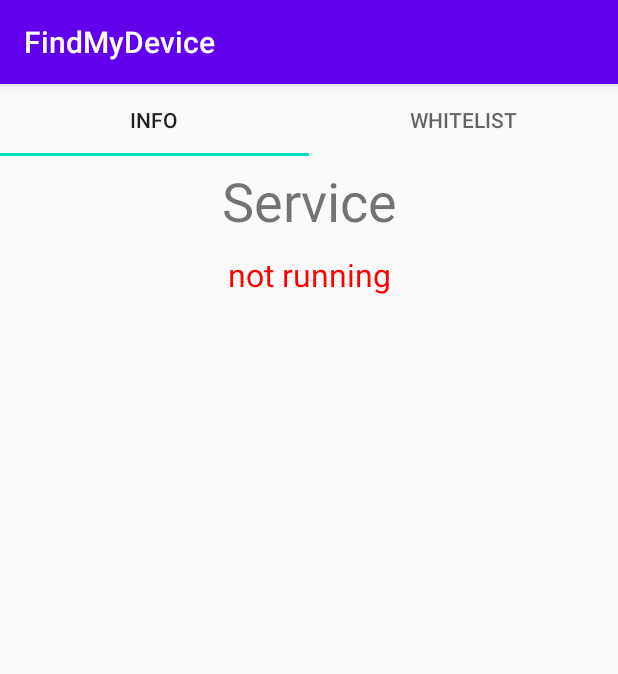
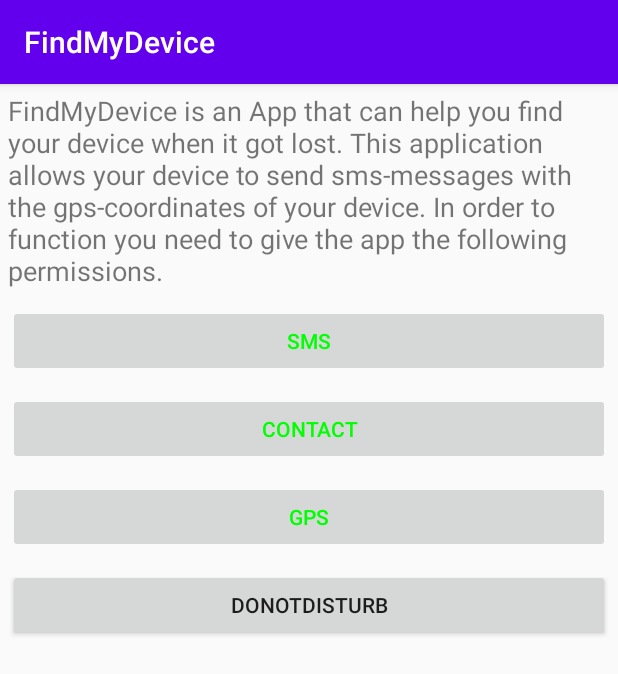
Before and after one commit to xfarrow/FindMyDevice, an Android app: the screen it shows after launch (MainActivity before the commit, PermissionsActivity after it), on a phone screen of 412 x 824 dp. Shown: the top 674 px of the screen. Run offline under Robolectric (Android 15) with nearby library versions, the phone set to English and light mode, and no system bars.

Commit message:
Added PermissionActivity on first launch.

```diff
--- a/app/build.gradle
+++ b/app/build.gradle
@@ -33,4 +33,5 @@ dependencies {
     androidTestImplementation 'androidx.test.ext:junit:1.1.2'
     androidTestImplementation 'androidx.test.espresso:espresso-core:3.3.0'
     implementation 'com.google.android.material:material:1.2.1'
+    implementation 'com.fasterxml.jackson.core:jackson-databind:2.10.0'
 }
--- a/app/src/main/AndroidManifest.xml
+++ b/app/src/main/AndroidManifest.xml
@@ -4,11 +4,13 @@
 
     <uses-permission android:name="android.permission.SEND_SMS" />
     <uses-permission android:name="android.permission.RECEIVE_SMS" />
+    <uses-permission android:name="android.permission.ACCESS_COARSE_LOCATION" />
     <uses-permission android:name="android.permission.ACCESS_FINE_LOCATION" />
     <uses-permission android:name="android.permission.ACCESS_BACKGROUND_LOCATION" />
     <uses-permission android:name="android.permission.READ_CONTACTS" />
     <uses-permission android:name="android.permission.RECEIVE_BOOT_COMPLETED"/>
     <uses-permission android:name="android.permission.ACCESS_NOTIFICATION_POLICY" />
+    <uses-permission android:name="android.permission.WRITE_SECURE_SETTINGS" />
 
     <application
         android:allowBackup="true"
@@ -17,7 +19,7 @@
         android:roundIcon="@mipmap/ic_launcher_round"
         android:supportsRtl="true"
         android:theme="@style/AppTheme">
-        <activity android:name=".Permissions"></activity>
+        <activity android:name=".PermissionsActivity"></activity>
         <activity android:name=".MainActivity">
             <intent-filter>
                 <action android:name="android.intent.action.MAIN" />
@@ -38,7 +40,7 @@
             </intent-filter>
         </receiver>
 
-        <service android:enabled="true" android:name="de.nulide.findmydevice.service.SMSService" />
+        <service android:enabled="true" android:exported="true" android:name="de.nulide.findmydevice.service.SMSService" />
     </application>
 
 </manifest>
--- a/app/src/main/java/de/nulide/findmydevice/MainActivity.java
+++ b/app/src/main/java/de/nulide/findmydevice/MainActivity.java
@@ -29,6 +29,7 @@ import de.nulide.findmydevice.data.io.IO;
 import de.nulide.findmydevice.service.SMSService;
 import de.nulide.findmydevice.ui.MainPageViewAdapter;
 import de.nulide.findmydevice.ui.WhiteListViewAdapter;
+import de.nulide.findmydevice.utils.Permission;
 
 public class MainActivity extends AppCompatActivity implements View.OnClickListener, AdapterView.OnItemClickListener {
 
@@ -53,6 +54,11 @@ public class MainActivity extends AppCompatActivity implements View.OnClickListe
     protected void onCreate(Bundle savedInstanceState) {
         super.onCreate(savedInstanceState);
         setContentView(R.layout.activity_main);
+
+        if(!Permission.checkAll(this)) {
+            Intent myIntent = new Intent(this, PermissionsActivity.class);
+            startActivity(myIntent);
+        }
 
         IO.context = this;
         whiteList = IO.readWhiteList();
--- /dev/null
+++ b/app/src/main/java/de/nulide/findmydevice/PermissionsActivity.java
@@ -0,0 +1,85 @@
+package de.nulide.findmydevice;
+
+import androidx.appcompat.app.AppCompatActivity;
+
+import android.Manifest;
+import android.content.Intent;
+import android.graphics.Color;
+import android.os.Build;
+import android.os.Bundle;
+import android.view.View;
+import android.widget.Button;
+
+import de.nulide.findmydevice.utils.Permission;
+
+public class PermissionsActivity extends AppCompatActivity implements View.OnClickListener {
+
+    Button buttonSMSPerm;
+    Button buttonContactPerm;
+    Button buttonGPSPerm;
+    Button buttonDNDPerm;
+
+    @Override
+    protected void onCreate(Bundle savedInstanceState) {
+        super.onCreate(savedInstanceState);
+        setContentView(R.layout.activity_permissions);
+
+        buttonSMSPerm = findViewById(R.id.buttonSMSPermission);
+        buttonSMSPerm.setOnClickListener(this);
+        buttonContactPerm = findViewById(R.id.buttonContactPermission);
+        buttonContactPerm.setOnClickListener(this);
+        buttonGPSPerm = findViewById(R.id.buttonGPSPermission);
+        buttonGPSPerm.setOnClickListener(this);
+        buttonDNDPerm = findViewById(R.id.buttonDNDPermission);
+        buttonDNDPerm.setOnClickListener(this);
+        update();
+    }
+
+    private void update(){
+        if(Permission.checkPermission(this, Permission.PERM_GPS)){
+            buttonGPSPerm.setEnabled(false);
+            buttonGPSPerm.setTextColor(Color.GREEN);
+        }
+        if(Permission.checkPermission(this, Permission.PERM_CONTACT)){
+            buttonContactPerm.setEnabled(false);
+            buttonContactPerm.setTextColor(Color.GREEN);
+        }
+        if(Permission.checkPermission(this, Permission.PERM_SMS)){
+            buttonSMSPerm.setEnabled(false);
+            buttonSMSPerm.setTextColor(Color.GREEN);
+        }
+        if (Build.VERSION.SDK_INT >= Build.VERSION_CODES.M) {
+            if(Permission.checkDNDPermission(this)){
+                buttonDNDPerm.setEnabled(false);
+                buttonDNDPerm.setTextColor(Color.GREEN);
+            }
+        }else{
+            buttonDNDPerm.setVisibility(View.INVISIBLE);
+        }
+        if(Permission.checkAll(this)){
+            Intent myIntent = new Intent(this, MainActivity.class);
+            finish();
+            startActivity(myIntent);
+        }
+    }
+
+    @Override
+    public void onResume() {
+        super.onResume();
+        update();
+    }
+
+    @Override
+    public void onClick(View v) {
+        if(v == buttonSMSPerm){
+            Permission.requestPermission(this, Permission.PERM_SMS, Permission.PERM_SMS_ID);
+        }else if(v == buttonContactPerm){
+            Permission.requestPermission(this, Permission.PERM_CONTACT, Permission.PERM_CONTACT_ID);
+        }else if(v == buttonGPSPerm){
+            Permission.requestPermission(this, Permission.PERM_GPS, Permission.PERM_GPS_ID);
+        }else if(v == buttonDNDPerm){
+            Permission.requestDNDPermission(this);
+        }
+        update();
+    }
+}
--- a/app/src/main/java/de/nulide/findmydevice/utils/GPS.java
+++ b/app/src/main/java/de/nulide/findmydevice/utils/GPS.java
@@ -137,7 +137,7 @@ public class GPS implements LocationListener {
         return location;
     }
 
-    static final boolean isLocationProviderEnabled(ContentResolver cr, String provider) {
+    /*static final boolean isLocationProviderEnabled(ContentResolver cr, String provider) {
         String allowedProviders = Settings.Secure.getString(cr, LOCATION_PROVIDERS_ALLOWED);
         return TextUtils.delimitedStringContains(allowedProviders, ',', provider);
     }
@@ -154,6 +154,6 @@ public class GPS implements LocationListener {
             provider = "-" + provider;
         }
         putString(cr, Settings.Secure.LOCATION_PROVIDERS_ALLOWED, provider);
-    }
+    }*/
 
 }
--- /dev/null
+++ b/app/src/main/java/de/nulide/findmydevice/utils/Permission.java
@@ -0,0 +1,81 @@
+package de.nulide.findmydevice.utils;
+
+import android.Manifest;
+import android.app.Activity;
+import android.app.NotificationManager;
+import android.content.Context;
+import android.content.Intent;
+import android.content.pm.PackageManager;
+import android.os.Build;
+import android.provider.Settings;
+
+import androidx.annotation.RequiresApi;
+import androidx.core.app.ActivityCompat;
+import androidx.core.content.ContextCompat;
+
+public class Permission {
+
+    public static final int PERM_SMS_ID = 61341;
+    public static final int PERM_GPS_ID = 61342;
+    public static final int PERM_CONTACT_ID = 61343;
+    public static final int PERM_DND_ID = 61344;
+
+    public static final String PERM_SMS = Manifest.permission.SEND_SMS;
+    public static final String PERM_GPS = Manifest.permission.ACCESS_FINE_LOCATION;
+    public static final String PERM_BG_GPS = Manifest.permission.ACCESS_BACKGROUND_LOCATION;
+    public static final String PERM_CONTACT = Manifest.permission.READ_CONTACTS;
+    public static final String PERM_DND = Manifest.permission.ACCESS_NOTIFICATION_POLICY;
+
+
+    public static boolean checkAll(Activity activity){
+        if (Build.VERSION.SDK_INT >= Build.VERSION_CODES.M) {
+            if(checkPermission(activity, PERM_SMS) && checkPermission(activity, PERM_CONTACT) &&
+                checkPermission(activity, PERM_DND) && checkDNDPermission(activity)){
+                return true;
+            }
+        }else{
+            if(checkPermission(activity, PERM_SMS) && checkPermission(activity, PERM_CONTACT) &&
+                    checkPermission(activity, PERM_GPS)){
+                return true;
+            }
+        }
+        return false;
+    }
+
+    public static void requestDNDPermission(Activity activity){
+        if (Build.VERSION.SDK_INT >= Build.VERSION_CODES.M) {
+            if (!checkDNDPermission(activity)) {
+                Intent intent = new Intent(Settings.ACTION_NOTIFICATION_POLICY_ACCESS_SETTINGS);
+                activity.startActivity(intent);
+            }
+        }
+    }
+
+
+    public static void requestPermission(Activity activity, String permission, int permId) {
+        if (ContextCompat.checkSelfPermission(activity, permission) != PackageManager.PERMISSION_GRANTED) {
+            if(permId == PERM_GPS_ID){
+                ActivityCompat.requestPermissions(activity, new String[]{permission,PERM_BG_GPS}, permId);
+            }else {
+                ActivityCompat.requestPermissions(activity, new String[]{permission}, permId);
+            }
+        }
+    }
+
+    @RequiresApi(api = Build.VERSION_CODES.M)
+    public static boolean checkDNDPermission(Activity activity){
+        NotificationManager mNotificationManager = (NotificationManager) activity.getSystemService(Context.NOTIFICATION_SERVICE);
+        if(mNotificationManager.isNotificationPolicyAccessGranted()){
+            return true;
+        }
+        return false;
+    }
+
+    public static boolean checkPermission(Activity activity, String permission) {
+        if (ContextCompat.checkSelfPermission(activity, permission) != PackageManager.PERMISSION_GRANTED) {
+            return false;
+        }
+        return true;
+    }
+
+}
--- a/app/src/main/res/layout/activity_permissions.xml
+++ b/app/src/main/res/layout/activity_permissions.xml
@@ -4,11 +4,11 @@
     xmlns:tools="http://schemas.android.com/tools"
     android:layout_width="match_parent"
     android:layout_height="match_parent"
-    tools:context=".Permissions">
+    tools:context=".PermissionsActivity">
 
     <LinearLayout
-        android:layout_width="409dp"
-        android:layout_height="729dp"
+        android:layout_width="match_parent"
+        android:layout_height="match_parent"
         android:orientation="vertical"
         tools:layout_editor_absoluteX="1dp"
         tools:layout_editor_absoluteY="1dp"
@@ -18,33 +18,40 @@
             android:id="@+id/textView"
             android:layout_width="match_parent"
             android:layout_height="wrap_content"
-            android:text="FindMyDevice is an App that can help you find your device when it got lost.\n
-            This application allows your device to send sms-messages with the gps-coordinates of your device.\n
-            In order to function you need to give the app the following permissions." />
+            android:layout_margin="5dp"
+
+            android:text="FindMyDevice is an App that can help you find your device when it got lost. This application allows your device to send sms-messages with the gps-coordinates of your device. In order to function you need to give the app the following permissions."
+            android:textSize="18sp" />
 
         <Button
-            android:id="@+id/button"
+            android:id="@+id/buttonSMSPermission"
             android:layout_width="match_parent"
             android:layout_height="wrap_content"
+            android:layout_margin="5dp"
             android:text="SMS" />
 
         <Button
-            android:id="@+id/button2"
+            android:id="@+id/buttonContactPermission"
             android:layout_width="match_parent"
             android:layout_height="wrap_content"
+            android:layout_margin="5dp"
+            android:text="Contact" />
+
+        <Button
+            android:id="@+id/buttonGPSPermission"
+            android:layout_width="match_parent"
+            android:layout_height="wrap_content"
+            android:layout_margin="5dp"
             android:text="GPS" />
 
         <Button
-            android:id="@+id/button3"
+            android:id="@+id/buttonDNDPermission"
             android:layout_width="match_parent"
             android:layout_height="wrap_content"
-            android:text="Contacts" />
+            android:layout_margin="5dp"
+            android:text="DoNotDisturb" />
 
-        <Button
-            android:id="@+id/button4"
-            android:layout_width="match_parent"
-            android:layout_height="wrap_content"
-            android:text="DoNotDisturb" />
+
 
     </LinearLayout>
 </androidx.constraintlayout.widget.ConstraintLayout>
```
Also changed, not shown: app/src/main/java/de/nulide/findmydevice/Permissions.java (deleted, +0 -14 lines), 2 other files.
